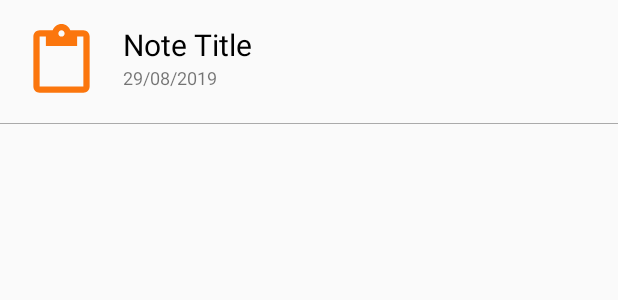
After one commit to 14likhit/Noty, an Android app: the layout item_note.xml on its own in the app's theme, with its tools: preview values and no code run, on a phone screen of 412 x 824 dp. The commit adds this screen. Shown: the top 300 px of the screen. Run offline under Robolectric (Android 15) with nearby library versions, the phone set to English and light mode, and no system bars.

Commit message:
[Note]->Model Class for storing Note. [item_note]->Note item to be displayed in list. [gradle]->Added dependency for recycler view.

```diff
--- a/app/build.gradle
+++ b/app/build.gradle
@@ -25,7 +25,9 @@ dependencies {
     implementation fileTree(dir: 'libs', include: ['*.jar'])
     implementation 'androidx.appcompat:appcompat:1.0.0'
     implementation 'androidx.constraintlayout:constraintlayout:1.1.3'
+    implementation 'androidx.legacy:legacy-support-v4:1.0.0'
     testImplementation 'junit:junit:4.12'
     androidTestImplementation 'androidx.test:runner:1.1.0'
     androidTestImplementation 'androidx.test.espresso:espresso-core:3.1.0'
+    implementation 'androidx.recyclerview:recyclerview:1.0.0'
 }
--- /dev/null
+++ b/app/src/main/java/com/likhit/noty/data/models/Note.java
@@ -0,0 +1,41 @@
+package com.likhit.noty.data.models;
+
+import java.util.Date;
+
+public class Note {
+
+    private String note_title;
+
+    private String note_content;
+
+    private Date note_created;
+
+    public Note(String note_title) {
+        this.note_title = note_title;
+        this.note_created = new Date(System.currentTimeMillis());
+    }
+
+    public String getNote_title() {
+        return note_title;
+    }
+
+    public void setNote_title(String note_title) {
+        this.note_title = note_title;
+    }
+
+    public String getNote_content() {
+        return note_content;
+    }
+
+    public void setNote_content(String note_content) {
+        this.note_content = note_content;
+    }
+
+    public Date getNote_created() {
+        return note_created;
+    }
+
+    public void setNote_created(Date note_created) {
+        this.note_created = note_created;
+    }
+}
--- /dev/null
+++ b/app/src/main/res/drawable/ic_note_logo.xml
@@ -0,0 +1,5 @@
+<vector android:height="24dp" android:tint="#FB760D"
+    android:viewportHeight="24.0" android:viewportWidth="24.0"
+    android:width="24dp" xmlns:android="http://schemas.android.com/apk/res/android">
+    <path android:fillColor="#FF000000" android:pathData="M19,2h-4.18C14.4,0.84 13.3,0 12,0c-1.3,0 -2.4,0.84 -2.82,2L5,2c-1.1,0 -2,0.9 -2,2v16c0,1.1 0.9,2 2,2h14c1.1,0 2,-0.9 2,-2L21,4c0,-1.1 -0.9,-2 -2,-2zM12,2c0.55,0 1,0.45 1,1s-0.45,1 -1,1 -1,-0.45 -1,-1 0.45,-1 1,-1zM19,20L5,20L5,4h2v3h10L17,4h2v16z"/>
+</vector>
--- /dev/null
+++ b/app/src/main/res/layout/item_note.xml
@@ -0,0 +1,59 @@
+<?xml version="1.0" encoding="utf-8"?>
+<layout xmlns:android="http://schemas.android.com/apk/res/android"
+    xmlns:app="http://schemas.android.com/apk/res-auto">
+
+    <data>
+
+    </data>
+
+    <LinearLayout
+        android:id="@+id/note_item_linear_layout"
+        android:layout_width="match_parent"
+        android:layout_height="wrap_content"
+        android:orientation="vertical">
+
+        <androidx.constraintlayout.widget.ConstraintLayout
+            android:layout_width="match_parent"
+            android:layout_height="match_parent"
+            android:padding="16dp">
+
+            <ImageView
+                android:id="@+id/note_logo_image_view"
+                android:layout_width="50dp"
+                android:layout_height="50dp"
+                android:contentDescription="@string/default_content_description"
+                android:src="@drawable/ic_note_logo"
+                app:layout_constraintStart_toStartOf="parent"
+                app:layout_constraintTop_toTopOf="parent" />
+
+            <LinearLayout
+                android:layout_width="wrap_content"
+                android:layout_height="match_parent"
+                android:orientation="vertical"
+                android:layout_marginStart="16dp"
+                app:layout_constraintStart_toEndOf="@id/note_logo_image_view"
+                app:layout_constraintTop_toTopOf="parent">
+
+                <TextView
+                    android:id="@+id/note_title_text_view"
+                    android:layout_width="wrap_content"
+                    android:layout_height="wrap_content"
+                    android:text="@string/note_title"
+                    android:textColor="@android:color/black"
+                    android:textSize="20sp" />
+
+                <TextView
+                    android:id="@+id/note_date_text_view"
+                    android:layout_width="wrap_content"
+                    android:layout_height="wrap_content"
+                    android:text="@string/sample_date"
+                    android:textSize="12sp" />
+
+            </LinearLayout>
+
+        </androidx.constraintlayout.widget.ConstraintLayout>
+
+        <include layout="@layout/layout_divider" />
+
+    </LinearLayout>
+</layout>
--- a/app/src/main/res/values/strings.xml
+++ b/app/src/main/res/values/strings.xml
@@ -1,3 +1,6 @@
 <resources>
     <string name="app_name">Noty</string>
+    <string name="default_content_description">image_view</string>
+    <string name="note_title">Note Title</string>
+    <string name="sample_date">29/08/2019</string>
 </resources>
--- a/app/src/main/res/values/styles.xml
+++ b/app/src/main/res/values/styles.xml
@@ -1,7 +1,7 @@
 <resources>
 
     <!-- Base application theme. -->
-    <style name="AppTheme" parent="Theme.AppCompat.Light.DarkActionBar">
+    <style name="AppTheme" parent="Theme.AppCompat.Light.NoActionBar">
         <!-- Customize your theme here. -->
         <item name="colorPrimary">@color/colorPrimary</item>
         <item name="colorPrimaryDark">@color/colorPrimaryDark</item>
```
